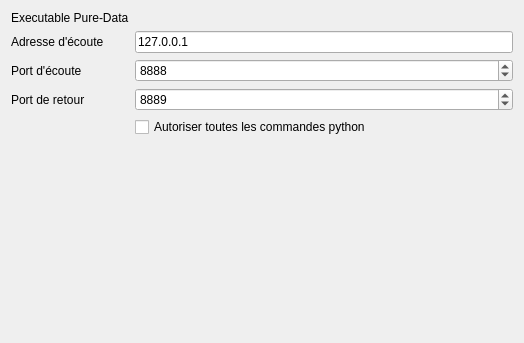
First picture: the form in resources/FCPDwb_pref.ui, repository FlachyJoe/FCPDWorkbench, before the edit.
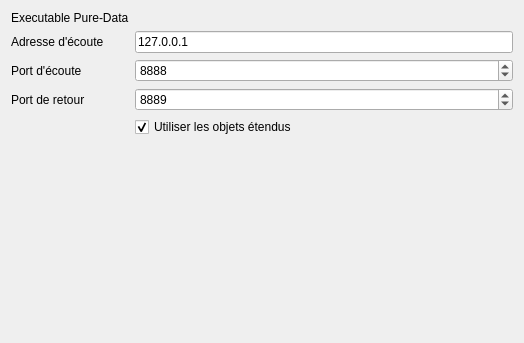
Second picture: the form after the edit. Custom widgets are drawn as their Qt base class.

Commit message: Add an option for using extended objects

What changed in the file:
```diff
--- a/resources/FCPDwb_pref.ui
+++ b/resources/FCPDwb_pref.ui
@@ -110,12 +110,15 @@
     </widget>
    </item>
    <item row="4" column="1">
-    <widget class="Gui::PrefCheckBox" name="ckAllowRaw">
+    <widget class="Gui::PrefCheckBox" name="ckExtend">
      <property name="toolTip">
       <string>Si coché le serveur interne accepte toutes les commandes python et non seulement celles codées dans l'atelier.</string>
      </property>
      <property name="text">
-      <string>Autoriser toutes les commandes python</string>
+      <string>Utiliser les objets étendus</string>
+     </property>
+     <property name="checked">
+      <bool>true</bool>
      </property>
      <property name="prefEntry" stdset="0">
       <cstring>fc_allowRaw</cstring>
```
Left out of the diff: 8 changed lines with no effect on the pictures. The commit also changes 1 other file.
